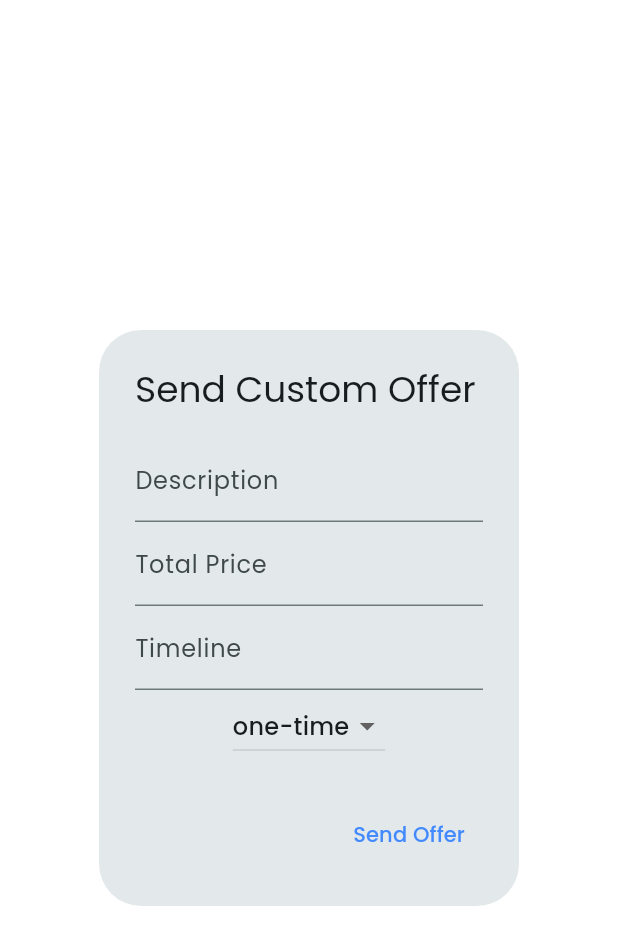
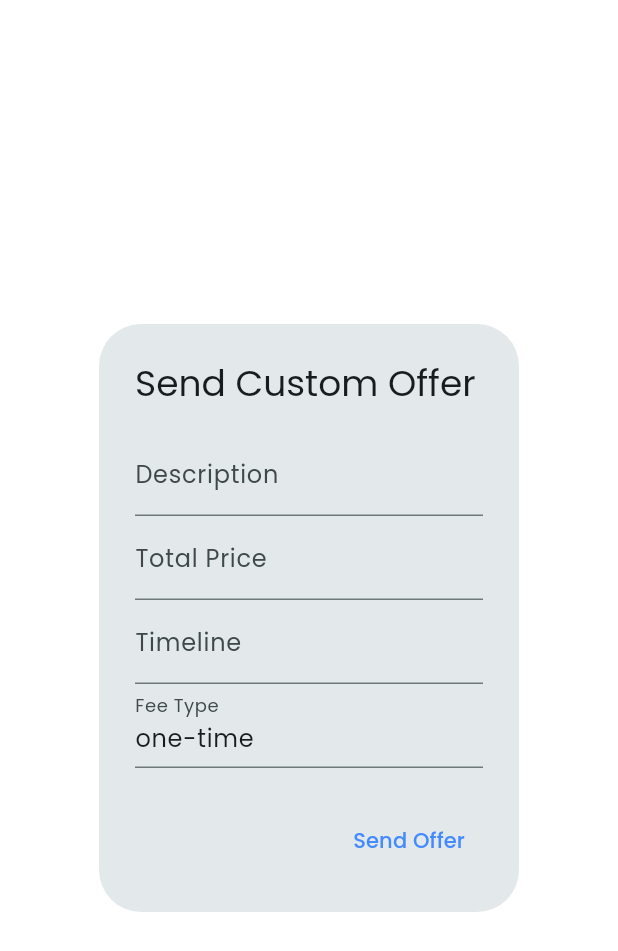
Before and after one commit to MahrukhMuzzamil/pests, a Flutter app: the CustomOfferForm widget shown alone on an empty page, opened directly with empty values, on a phone screen of 412 x 824 dp. Shown: the top 951 px of the screen. Run offline on Flutter 3.47's test engine with Material 3 defaults, Android fonts, the phone set to English and light mode, and no system bars; our stand-ins replace cached_network_image, carousel_slider, cloud_firestore, cloud_functions, dio, file_picker and 23 more; missing offline and left inert: flutter_stripe, googleapis; accounts and stored records are empty; key blocks and very long unbroken strings in the code were emptied for the run.

Commit message:
fix custom offer form UI

```diff
--- a/lib/service_provider/widgets/custom_offer_form.dart
+++ b/lib/service_provider/widgets/custom_offer_form.dart
@@ -23,8 +23,23 @@ class _CustomOfferFormState extends State<CustomOfferForm> {
   final _descController = TextEditingController();
   final _priceController = TextEditingController();
   final _timelineController = TextEditingController();
-  String _feeType = 'one-time';
+  final _feeTypeController = TextEditingController();
   bool _loading = false;
+
+  @override
+  void initState() {
+    super.initState();
+    _feeTypeController.text = 'one-time';
+  }
+
+  @override
+  void dispose() {
+    _descController.dispose();
+    _priceController.dispose();
+    _timelineController.dispose();
+    _feeTypeController.dispose();
+    super.dispose();
+  }
 
   @override
   Widget build(BuildContext context) {
@@ -47,12 +62,9 @@ class _CustomOfferFormState extends State<CustomOfferForm> {
               controller: _timelineController,
               decoration: const InputDecoration(labelText: 'Timeline'),
             ),
-            DropdownButton<String>(
-              value: _feeType,
-              items: ['one-time', 'per visit']
-                  .map((e) => DropdownMenuItem(value: e, child: Text(e)))
-                  .toList(),
-              onChanged: (v) => setState(() => _feeType = v!),
+            TextField(
+              controller: _feeTypeController,
+              decoration: const InputDecoration(labelText: 'Fee Type'),
             ),
           ],
         ),
@@ -72,7 +84,9 @@ class _CustomOfferFormState extends State<CustomOfferForm> {
                 description: _descController.text,
                 totalPrice: double.tryParse(_priceController.text) ?? 0,
                 timeline: _timelineController.text,
-                feeType: _feeType,
+                feeType: _feeTypeController.text.isEmpty
+                    ? 'one-time'
+                    : _feeTypeController.text,
                 commissionPercent: commission,
                 status: 'pending',
                 createdAt: DateTime.now(),
```
